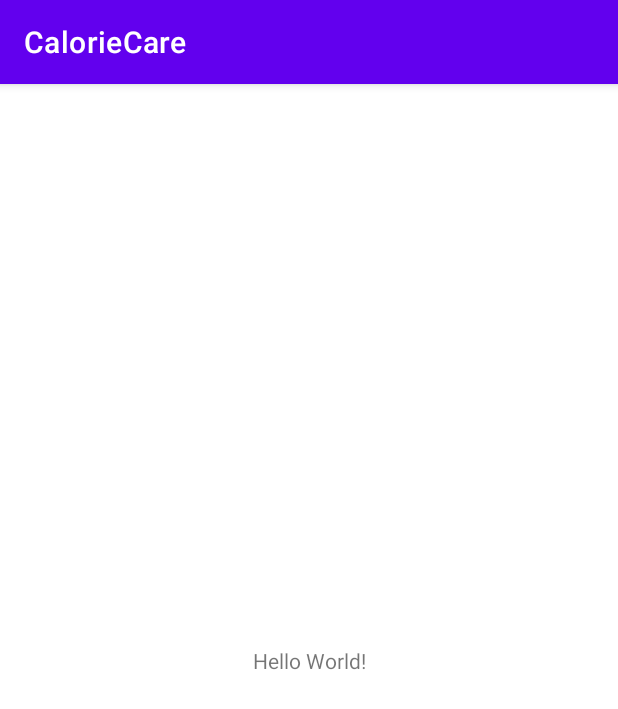
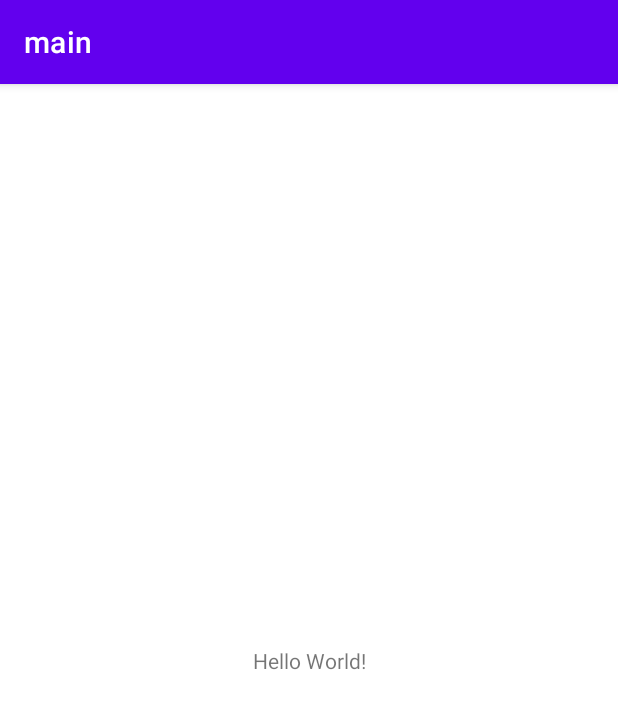
Before and after one commit to JellyBeanStu/CalorieCare, an Android app: the MainActivity screen opened directly, with no data from a screen before it, on a phone screen of 412 x 824 dp. Shown: the top 709 px of the screen. Run offline under Robolectric (Android 15) with nearby library versions, the phone set to English and light mode, and no system bars.

Commit message:
add setTitle

```diff
--- a/app/src/main/java/com/example/caloriecare/MainActivity.java
+++ b/app/src/main/java/com/example/caloriecare/MainActivity.java
@@ -10,5 +10,6 @@ public class MainActivity extends AppCompatActivity {
     protected void onCreate(Bundle savedInstanceState) {
         super.onCreate(savedInstanceState);
         setContentView(R.layout.activity_main);
+        setTitle("main");
     }
 }
--- a/app/src/main/java/com/example/caloriecare/ProfileActivity.java
+++ b/app/src/main/java/com/example/caloriecare/ProfileActivity.java
@@ -10,5 +10,6 @@ public class ProfileActivity extends AppCompatActivity {
     protected void onCreate(Bundle savedInstanceState) {
         super.onCreate(savedInstanceState);
         setContentView(R.layout.activity_profile);
+        setTitle("profile");
     }
 }
--- a/app/src/main/java/com/example/caloriecare/RankingActivity.java
+++ b/app/src/main/java/com/example/caloriecare/RankingActivity.java
@@ -10,5 +10,6 @@ public class RankingActivity extends AppCompatActivity {
     protected void onCreate(Bundle savedInstanceState) {
         super.onCreate(savedInstanceState);
         setContentView(R.layout.activity_ranking);
+        setTitle("rank");
     }
 }
--- a/app/src/main/java/com/example/caloriecare/StatisticActivity.java
+++ b/app/src/main/java/com/example/caloriecare/StatisticActivity.java
@@ -10,5 +10,6 @@ public class StatisticActivity extends AppCompatActivity {
     protected void onCreate(Bundle savedInstanceState) {
         super.onCreate(savedInstanceState);
         setContentView(R.layout.activity_statistic);
+        setTitle("statistics");
     }
 }
```
